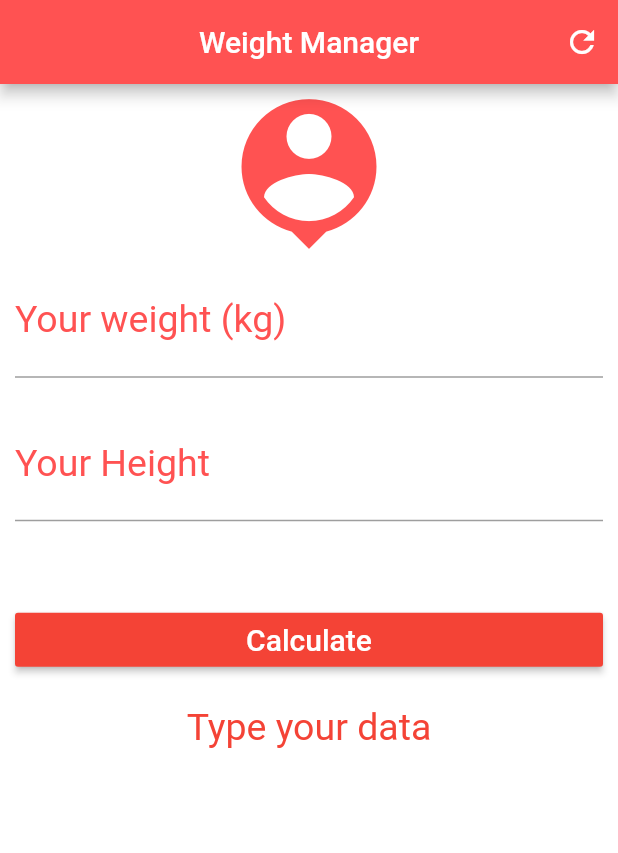
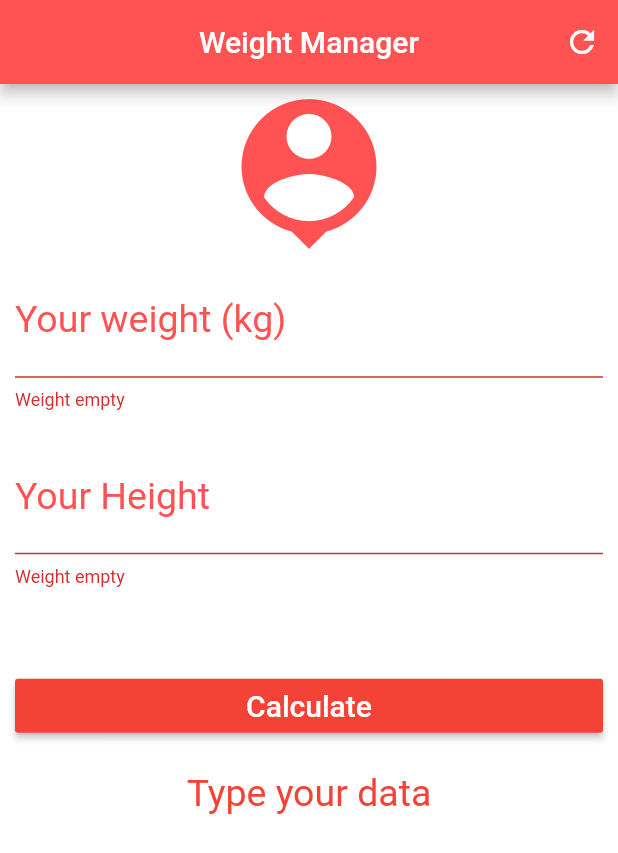
Before and after one commit to BulletSentence/Weight_Flutter, a Flutter app: the screen it shows after launch, after a tap on "Calculate", on a phone screen of 412 x 824 dp. Shown: the top 853 px of the screen. Run offline on Flutter 3.47's test engine with Material 2 defaults, Android fonts, the phone set to English and light mode, and no system bars.

```diff
--- a/lib/main.dart
+++ b/lib/main.dart
@@ -17,7 +17,7 @@ class _HomeState extends State<Home> {
   TextEditingController wei = new TextEditingController();
   TextEditingController hei = new TextEditingController();
 
-
+  GlobalKey<FormState> _formstate = GlobalKey<FormState>();
 
   String info = "Type your data";
 
@@ -64,11 +64,13 @@ class _HomeState extends State<Home> {
         backgroundColor: Colors.white,
         body: SingleChildScrollView(
           padding: EdgeInsets.fromLTRB(10.0, 0.0, 10.0, 0.0),
+          child: Form(
+            key: _formstate,
             child: Column(
               crossAxisAlignment: CrossAxisAlignment.stretch,
               children: <Widget>[
                 Icon(Icons.person_pin, size: 120, color: Colors.redAccent),
-              TextField(
+                TextFormField(
                   keyboardType: TextInputType.number,
                   decoration: InputDecoration(
                     labelText: "Your weight (kg)",
@@ -80,11 +82,15 @@ class _HomeState extends State<Home> {
                     fontSize: 25,
                   ),
                   controller: wei,
+                  validator: (value) {
+                    if (value.isEmpty) {
+                      return "Weight empty";}
+                  },
                 ),
                 Container(
                   height: 20.0,
                 ),
-              TextField(
+                TextFormField(
                   keyboardType: TextInputType.number,
                   decoration: InputDecoration(
                     labelText: "Your Height",
@@ -96,13 +102,19 @@ class _HomeState extends State<Home> {
                     fontSize: 25,
                   ),
                   controller: hei,
+                  validator: (value) {
+                    if (value.isEmpty) {
+                      return "Weight empty";}
+                  },
                 ),
                 Container(
                   height: 55.0,
                 ),
                 RaisedButton(
                   onPressed: () {
+                    if (_formstate.currentState.validate()){
                       calculate();
+                    }
                   },
                   child: Text(
                     "Calculate",
@@ -123,6 +135,7 @@ class _HomeState extends State<Home> {
                 )
               ],
             ),
+          ),
         ));
   }
 }
```
Lines whose indentation alone changed are shown as unchanged.
